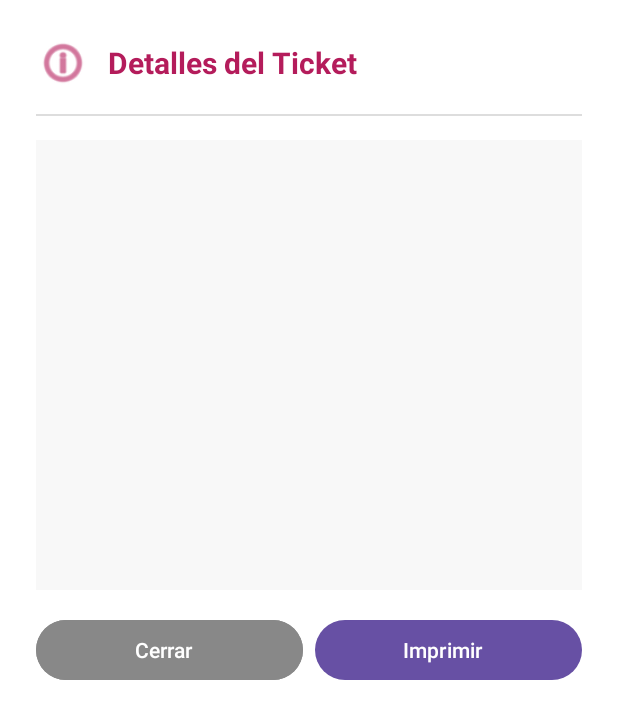
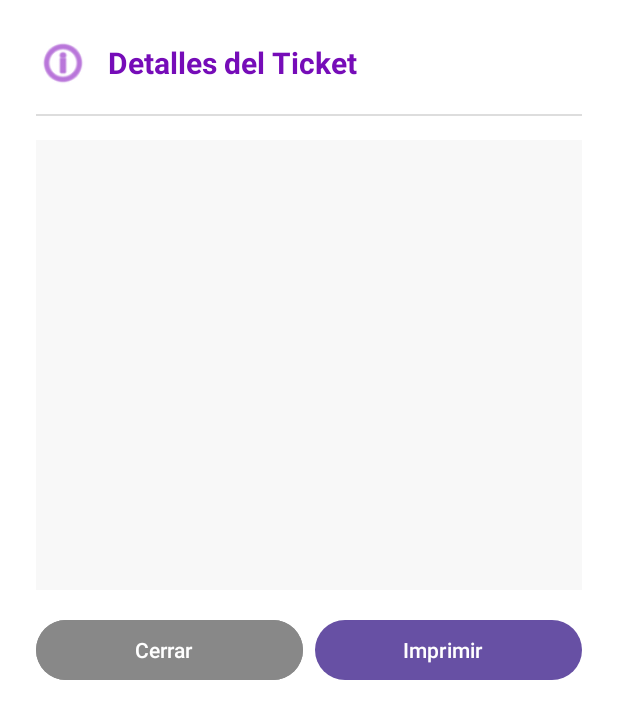
Before and after one commit to HectorFC67/LaboralKutxaTPV, an Android app: the layout dialog_imprimir_ticket.xml on its own in the app's theme, with its tools: preview values and no code run, on a phone screen of 412 x 824 dp. Shown: the top 719 px of the screen. Run offline under Robolectric (Android 15) with nearby library versions, the phone set to English and light mode, and no system bars.

```diff
--- a/app/src/main/AndroidManifest.xml
+++ b/app/src/main/AndroidManifest.xml
@@ -6,6 +6,8 @@
         android:name="android.hardware.camera"
         android:required="false" />
     <uses-permission android:name="android.permission.CAMERA" />
+    <uses-permission android:name="android.permission.VIBRATE" />
+
     <application
         android:allowBackup="true"
         android:dataExtractionRules="@xml/data_extraction_rules"
--- a/app/src/main/res/layout/dialog_imprimir_ticket.xml
+++ b/app/src/main/res/layout/dialog_imprimir_ticket.xml
@@ -20,8 +20,8 @@
             android:layout_width="36dp"
             android:layout_height="36dp"
             android:src="@android:drawable/ic_menu_info_details"
-            android:tint="#b41c5b"
-            android:layout_marginEnd="12dp"/>
+            android:layout_marginEnd="12dp"
+            app:tint="#8A1AC1" />
 
         <TextView
             android:id="@+id/tvTituloTicket"
@@ -30,7 +30,7 @@
             android:text="Detalles del Ticket"
             android:textSize="20sp"
             android:textStyle="bold"
-            android:textColor="#b41c5b"/>
+            android:textColor="#760CB8"/>
     </LinearLayout>
 
     <!-- Línea separadora -->
```
Also changed, not shown: app/src/main/java/com/example/laboralkutxatpv/VentanaConfirmacionPago.kt (+8 -8 lines).
